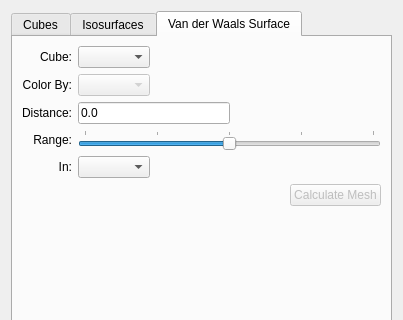
Above: libavogadro/src/extensions/orbitaldialog.ui from cryos/avogadro before the change; both pictures show x 0 to 403 and y 0 to 320 of the 403 by 530 pixel window. Below: the same form after it.
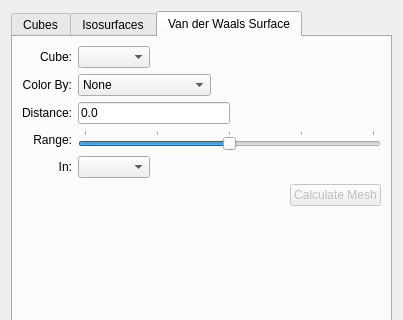
That is the form after the change. The open tabs and pages were chosen to show the change.

The edit to the form file:
```diff
--- a/libavogadro/src/extensions/orbitaldialog.ui
+++ b/libavogadro/src/extensions/orbitaldialog.ui
@@ -671,8 +671,18 @@
          <item>
           <widget class="QComboBox" name="surfaceColorCubeCombo" >
            <property name="enabled" >
-            <bool>false</bool>
+            <bool>true</bool>
            </property>
+           <item>
+            <property name="text" >
+             <string>None</string>
+            </property>
+           </item>
+           <item>
+            <property name="text" >
+             <string>ESP (approximate)</string>
+            </property>
+           </item>
           </widget>
          </item>
          <item>
```
